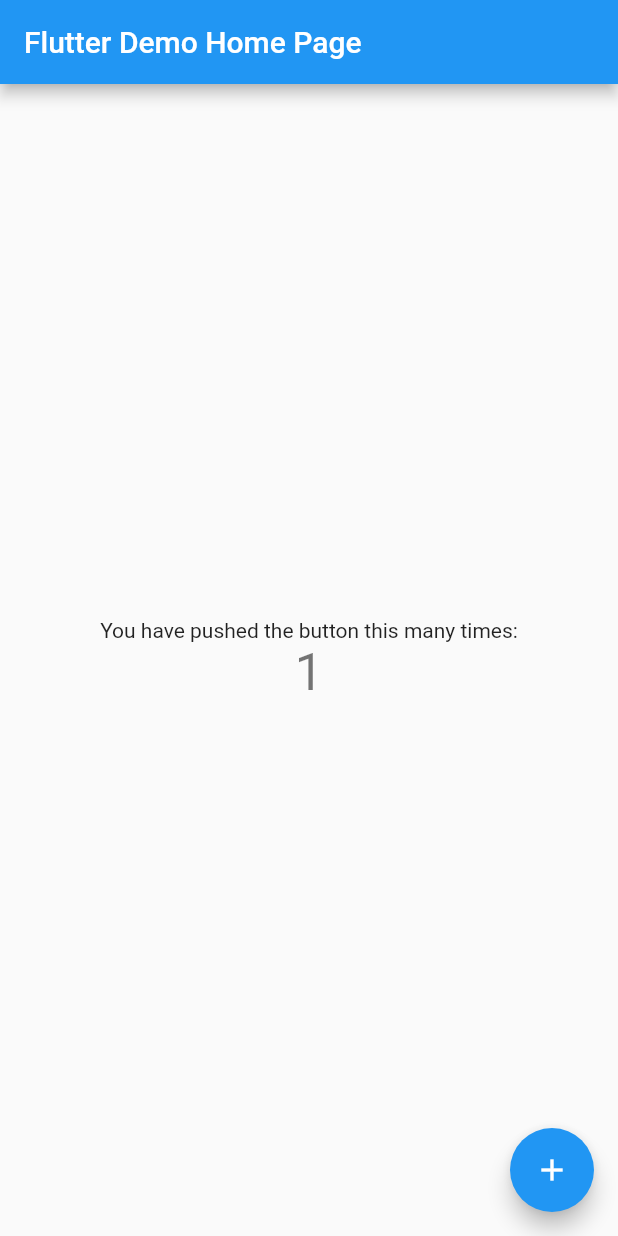
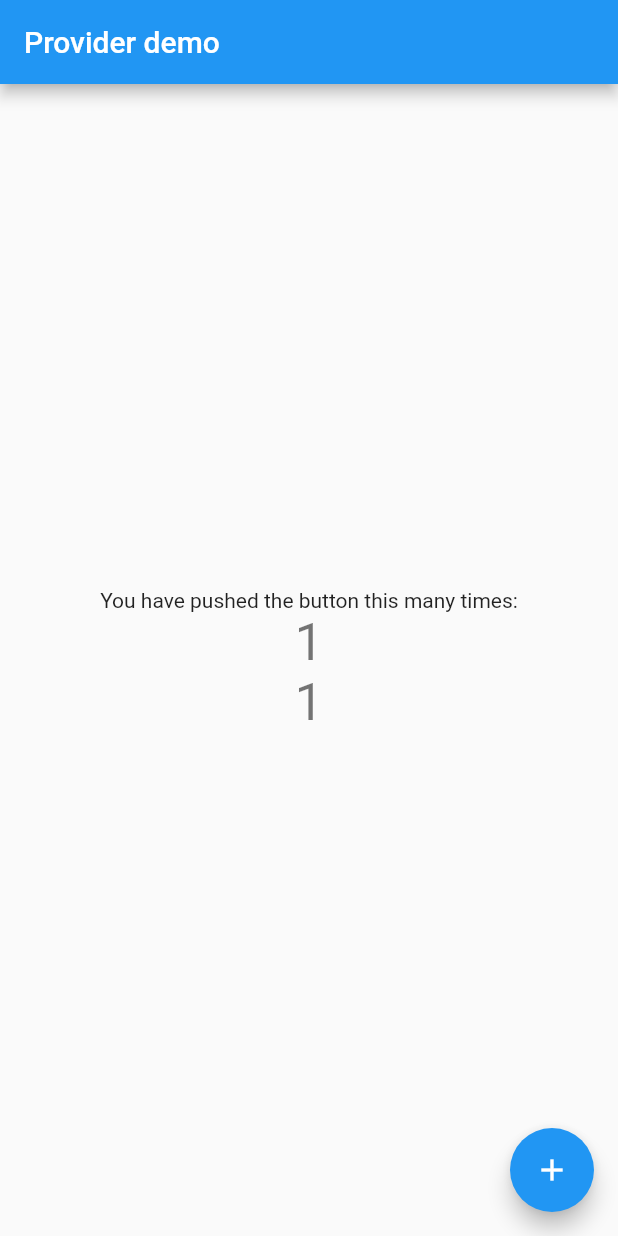
Before and after one commit to ericliao79/flutter_0004, a Flutter app: the screen it shows after launch, after a tap on the "add" icon, on a phone screen of 412 x 824 dp. Run offline on Flutter 3.47's test engine with Material 2 defaults, Android fonts, the phone set to English and light mode, and no system bars.

Commit message:
💡 feat: add count provider

```diff
--- /dev/null
+++ b/lib/count/provider.dart
@@ -0,0 +1,12 @@
+import 'package:flutter/material.dart';
+
+class CountProvider extends ChangeNotifier {
+  int _count = 0;
+
+  int get count => _count;
+
+  void increment() {
+    _count++;
+    notifyListeners();
+  }
+}
--- /dev/null
+++ b/lib/count/view.dart
@@ -0,0 +1,53 @@
+import 'package:flutter/material.dart';
+import 'package:provider/provider.dart';
+
+import 'provider.dart';
+
+class CountPage extends StatelessWidget {
+  const CountPage({Key? key}) : super(key: key);
+
+  @override
+  Widget build(BuildContext context) {
+    return ChangeNotifierProvider(
+      create: (BuildContext context) => CountProvider(),
+      builder: (context, child) => _buildPage(context),
+    );
+  }
+
+  Widget _buildPage(BuildContext context) {
+    // context.read<T>() :直接返回T，而不去監聽它的變化
+    final provider = context.read<CountProvider>();
+
+    return Scaffold(
+      appBar: AppBar(
+        // Here we take the value from the MyHomePage object that was created by
+        // the App.build method, and use it to set our appbar title.
+        title: const Text("Provider demo"),
+      ),
+      body: Center(
+        child: Column(
+          mainAxisAlignment: MainAxisAlignment.center,
+          children: <Widget>[
+            const Text(
+              'You have pushed the button this many times:',
+            ),
+            Text(
+              '${provider.count}',
+              style: Theme.of(context).textTheme.headline4,
+            ),
+            Text(
+              // context.watch<T>() :讓 widget 去監聽共享資料 T 的變化
+              '${context.watch<CountProvider>().count}',
+              style: Theme.of(context).textTheme.headline4,
+            ),
+          ],
+        ),
+      ),
+      floatingActionButton: FloatingActionButton(
+        onPressed: () => provider.increment(),
+        tooltip: 'Increment',
+        child: const Icon(Icons.add),
+      ), // This trailing comma makes auto-formatting nicer for build methods.
+    );
+  }
+}
--- a/lib/main.dart
+++ b/lib/main.dart
@@ -1,7 +1,10 @@
 import 'package:flutter/material.dart';
 import 'package:flutter/services.dart';
+import 'package:provider/provider.dart';
+import 'package:flutter_0004/count/provider.dart';
+import 'package:flutter_0004/count/view.dart';
 
-void main() {
+void main() async {
   // 確保 flutter 完成載入
   WidgetsFlutterBinding.ensureInitialized();
 
@@ -11,115 +14,24 @@ void main() {
       DeviceOrientation.portraitDown,
   ]);
 
-  runApp(const MyApp());
+  runApp(
+    MultiProvider(
+      providers: [
+        ChangeNotifierProvider(create: (_) => CountProvider()),
+      ],
+      child: const MyApp(),
+    ),
+  );
 }
+
 
 class MyApp extends StatelessWidget {
   const MyApp({Key? key}) : super(key: key);
 
-  // This widget is the root of your application.
   @override
   Widget build(BuildContext context) {
-    return MaterialApp(
-      title: 'Flutter Demo',
-      theme: ThemeData(
-        // This is the theme of your application.
-        //
-        // Try running your application with "flutter run". You'll see the
-        // application has a blue toolbar. Then, without quitting the app, try
-        // changing the primarySwatch below to Colors.green and then invoke
-        // "hot reload" (press "r" in the console where you ran "flutter run",
-        // or simply save your changes to "hot reload" in a Flutter IDE).
-        // Notice that the counter didn't reset back to zero; the application
-        // is not restarted.
-        primarySwatch: Colors.blue,
-      ),
-      home: const MyHomePage(title: 'Flutter Demo Home Page'),
+    return const MaterialApp(
+      home: CountPage(),
     );
   }
 }
-
-class MyHomePage extends StatefulWidget {
-  const MyHomePage({Key? key, required this.title}) : super(key: key);
-
-  // This widget is the home page of your application. It is stateful, meaning
-  // that it has a State object (defined below) that contains fields that affect
-  // how it looks.
-
-  // This class is the configuration for the state. It holds the values (in this
-  // case the title) provided by the parent (in this case the App widget) and
-  // used by the build method of the State. Fields in a Widget subclass are
-  // always marked "final".
-
-  final String title;
-
-  @override
-  State<MyHomePage> createState() => _MyHomePageState();
-}
-
-class _MyHomePageState extends State<MyHomePage> {
-  int _counter = 0;
-
-  void _incrementCounter() {
-    setState(() {
-      // This call to setState tells the Flutter framework that something has
-      // changed in this State, which causes it to rerun the build method below
-      // so that the display can reflect the updated values. If we changed
-      // _counter without calling setState(), then the build method would not be
-      // called again, and so nothing would appear to happen.
-      _counter++;
-    });
-  }
-
-  @override
-  Widget build(BuildContext context) {
-    // This method is rerun every time setState is called, for instance as done
-    // by the _incrementCounter method above.
-    //
-    // The Flutter framework has been optimized to make rerunning build methods
-    // fast, so that you can just rebuild anything that needs updating rather
-    // than having to individually change instances of widgets.
-    return Scaffold(
-      appBar: AppBar(
-        // Here we take the value from the MyHomePage object that was created by
-        // the App.build method, and use it to set our appbar title.
-        title: Text(widget.title),
-      ),
-      body: Center(
-        // Center is a layout widget. It takes a single child and positions it
-        // in the middle of the parent.
-        child: Column(
-          // Column is also a layout widget. It takes a list of children and
-          // arranges them vertically. By default, it sizes itself to fit its
-          // children horizontally, and tries to be as tall as its parent.
-          //
-          // Invoke "debug painting" (press "p" in the console, choose the
-          // "Toggle Debug Paint" action from the Flutter Inspector in Android
-          // Studio, or the "Toggle Debug Paint" command in Visual Studio Code)
-          // to see the wireframe for each widget.
-          //
-          // Column has various properties to control how it sizes itself and
-          // how it positions its children. Here we use mainAxisAlignment to
-          // center the children vertically; the main axis here is the vertical
-          // axis because Columns are vertical (the cross axis would be
-          // horizontal).
-          mainAxisAlignment: MainAxisAlignment.center,
-          children: <Widget>[
-            const Text(
-              'You have pushed the button this many times:',
-            ),
-            Text(
-              '$_counter',
-              style: Theme.of(context).textTheme.headline4,
-            ),
-          ],
-        ),
-      ),
-      floatingActionButton: FloatingActionButton(
-        onPressed: _incrementCounter,
-        tooltip: 'Increment',
-        child: const Icon(Icons.add),
-      ), // This trailing comma makes auto-formatting nicer for build methods.
-    );
-  }
-}
--- a/pubspec.yaml
+++ b/pubspec.yaml
@@ -34,6 +34,7 @@ dependencies:
   # The following adds the Cupertino Icons font to your application.
   # Use with the CupertinoIcons class for iOS style icons.
   cupertino_icons: ^1.0.2
+  provider: ^6.0.2
 
 dev_dependencies:
   flutter_test:
```
Also changed, not shown: pubspec.lock, 8 other files.
